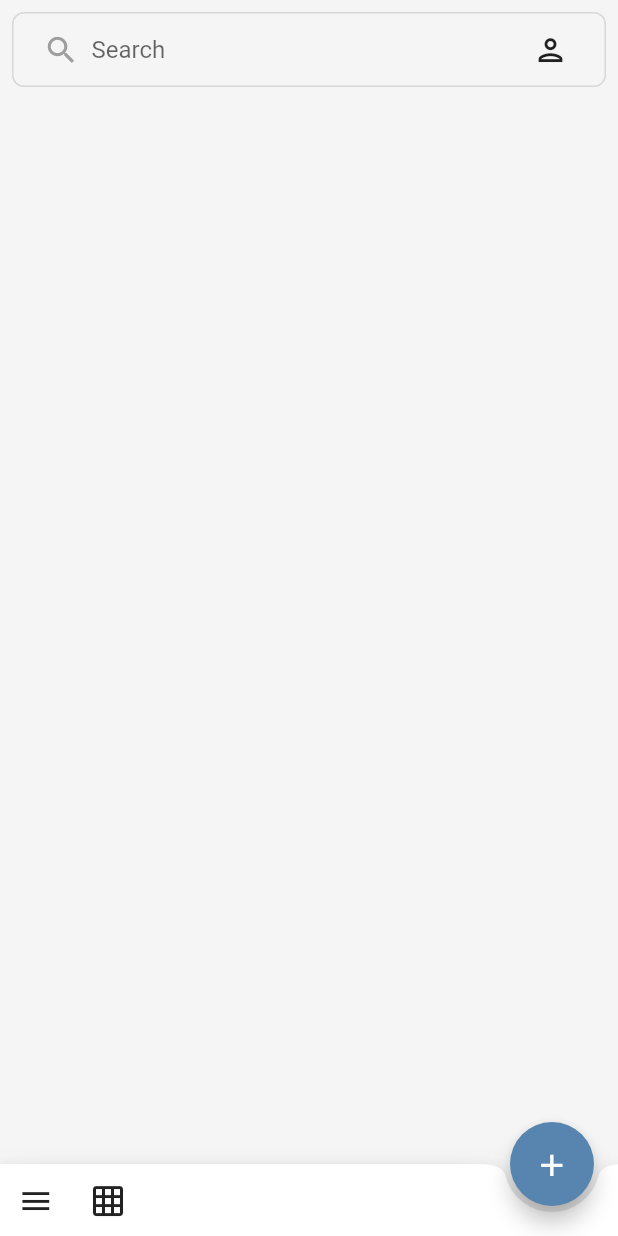
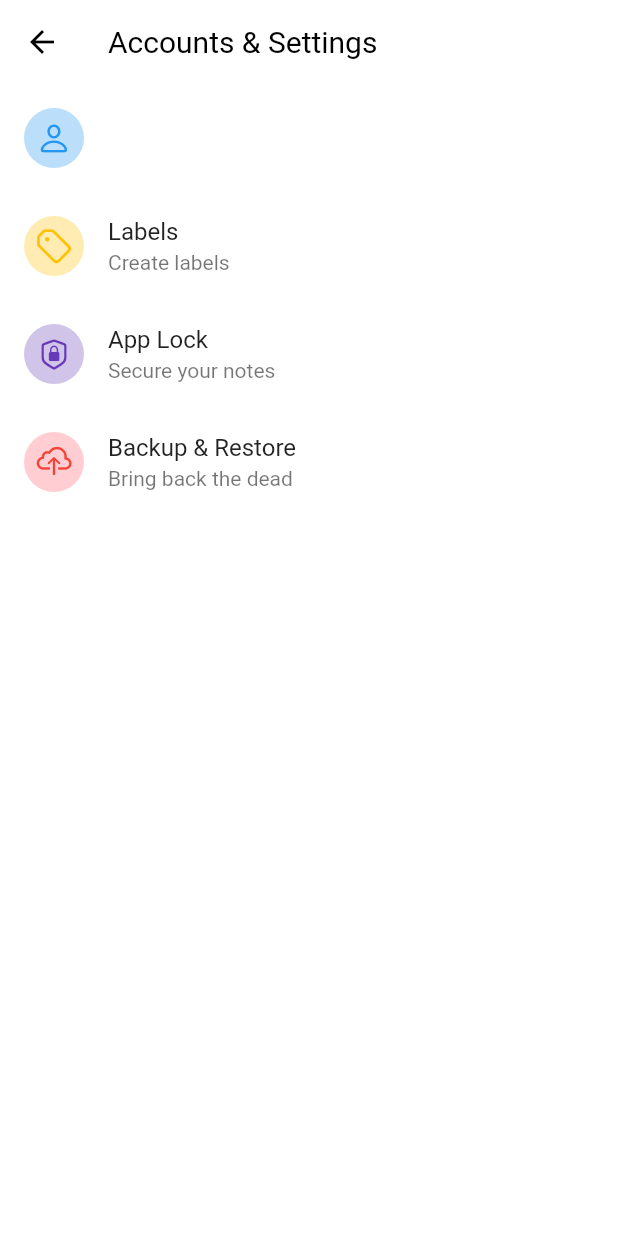
Before and after one commit to rsoft-in/scrawler, a Flutter app: the screen it shows after launch, after a tap on an icon or button, on a phone screen of 412 x 824 dp. Run offline on Flutter 3.47's test engine with Material 2 defaults, Android fonts, the phone set to English and light mode, and no system bars; our stand-ins replace shared_preferences, sqflite; missing offline and left inert: nextcloud; accounts and stored records are empty.

Commit message:
Cloud Backup and Restore & + more changes
- New Settings
- Nextcloud integration
- Now Labels are separate :smile:
- Backup & Restore has their own page

To-Do :
- Fix: Restart the app to see restored data
- Show error messages for login
- App lock

```diff
--- a/lib/pages/home_page.dart
+++ b/lib/pages/home_page.dart
@@ -44,6 +44,7 @@ class _HomePageState extends State<HomePage> {
   getPref() async {
     sharedPreferences = await SharedPreferences.getInstance();
     setState(() {
+      isAppLogged = sharedPreferences.getBool("is_logged");
       isTileView = sharedPreferences.getBool("is_tile");
       if (isTileView == null) {
         isTileView = false;
--- /dev/null
+++ b/lib/pages/settings_page.dart
@@ -0,0 +1,108 @@
+import 'package:bnotes/pages/backup_restore_page.dart';
+import 'package:bnotes/pages/login_page.dart';
+import 'package:flutter/cupertino.dart';
+import 'package:flutter/material.dart';
+import 'package:shared_preferences/shared_preferences.dart';
+
+import 'labels_page.dart';
+
+class SettingsPage extends StatefulWidget {
+  @override
+  _SettingsPageState createState() => _SettingsPageState();
+}
+
+class _SettingsPageState extends State<SettingsPage> {
+  SharedPreferences sharedPreferences;
+  bool isLogged = false;
+
+  getPref() async {
+    sharedPreferences = await SharedPreferences.getInstance();
+    setState(() {
+      isLogged = sharedPreferences.getBool('is_logged') ?? false;
+    });
+  }
+
+  @override
+  void initState() {
+    // TODO: implement initState
+    super.initState();
+    getPref();
+  }
+
+  @override
+  Widget build(BuildContext context) {
+    return Scaffold(
+      appBar: AppBar(
+        title: Text('Accounts & Settings'),
+      ),
+      body: ListView(
+        children: [
+          (isLogged
+              ? ListTile(
+                  leading: CircleAvatar(
+                    backgroundColor: Colors.blue[100],
+                    foregroundColor: Colors.blue,
+                    child: Icon(CupertinoIcons.person),
+                  ),
+                  title:
+                      Text(sharedPreferences.getString('nc_userdisplayname')),
+                  subtitle: Text(sharedPreferences.getString('nc_useremail')),
+                  onTap: () {},
+                )
+              : ListTile(
+                  leading: CircleAvatar(
+                    backgroundColor: Colors.blue[100],
+                    foregroundColor: Colors.blue,
+                    child: Icon(CupertinoIcons.person),
+                  ),
+                  title: Text('Nextcloud Login'),
+                  subtitle: Text('Sync Notes to cloud'),
+                  onTap: () async {
+                    final result = await Navigator.of(context).push(
+                        MaterialPageRoute(builder: (context) => LoginPage()));
+                    if (result == true)
+                      setState(() {
+                        isLogged = true;
+                      });
+                  },
+                )),
+          ListTile(
+            leading: CircleAvatar(
+              backgroundColor: Colors.amber[100],
+              foregroundColor: Colors.amber,
+              child: Icon(CupertinoIcons.tag),
+            ),
+            title: Text('Labels'),
+            subtitle: Text('Create labels'),
+            onTap: () => Navigator.of(context).push(MaterialPageRoute(
+                builder: (context) => LabelsPage(
+                      noteid: '',
+                      notelabel: '',
+                    ))),
+          ),
+          ListTile(
+            leading: CircleAvatar(
+              backgroundColor: Colors.deepPurple[100],
+              foregroundColor: Colors.deepPurple,
+              child: Icon(CupertinoIcons.lock_shield),
+            ),
+            title: Text('App Lock'),
+            subtitle: Text('Secure your notes'),
+            onTap: () {},
+          ),
+          ListTile(
+            leading: CircleAvatar(
+              backgroundColor: Colors.red[100],
+              foregroundColor: Colors.red,
+              child: Icon(CupertinoIcons.cloud_upload),
+            ),
+            title: Text('Backup & Restore'),
+            subtitle: Text('Bring back the dead'),
+            onTap: () => Navigator.of(context).push(
+                MaterialPageRoute(builder: (context) => BackupRestorePage())),
+          ),
+        ],
+      ),
+    );
+  }
+}
--- a/lib/theme.dart
+++ b/lib/theme.dart
@@ -8,14 +8,15 @@ ThemeData theme() {
     primaryColor: kPrimaryColor,
     accentColor: kAccentColor,
     appBarTheme: AppBarTheme(
-      color: Colors.grey[100],
+      color: Colors.white,
       elevation: 0,
       iconTheme: IconThemeData(color: Colors.black),
       textTheme:
           TextTheme(headline6: TextStyle(fontSize: 20.0, color: Colors.black)),
     ),
     visualDensity: VisualDensity.adaptivePlatformDensity,
-    scaffoldBackgroundColor: Colors.grey[100],
+    scaffoldBackgroundColor: Colors.white,
+    dividerColor: Colors.black,
   );
 }
 
@@ -30,6 +31,7 @@ ThemeData themeDark() {
       textTheme:
           TextTheme(headline6: TextStyle(fontSize: 20.0, color: Colors.white)),
     ),
+    dividerColor: Colors.white,
     visualDensity: VisualDensity.adaptivePlatformDensity,
   );
 }
--- a/lib/widgets/search_textfield.dart
+++ b/lib/widgets/search_textfield.dart
@@ -1,4 +1,5 @@
 import 'package:bnotes/helpers/my_flutter_app_icons.dart';
+import 'package:bnotes/pages/settings_page.dart';
 import 'package:flutter/material.dart';
 
 class SearchTexfield extends StatefulWidget {
@@ -11,6 +12,7 @@ class SearchTexfield extends StatefulWidget {
   final TextEditingController searchController;
   final Function onSearch;
   final Function onClearSearch;
+
   @override
   State<StatefulWidget> createState() {
     return _SearchTextfieldState();
@@ -19,6 +21,7 @@ class SearchTexfield extends StatefulWidget {
 
 class _SearchTextfieldState extends State<SearchTexfield> {
   bool _showClearButton = false;
+
   @override
   void initState() {
     super.initState();
@@ -64,7 +67,8 @@ class _SearchTextfieldState extends State<SearchTexfield> {
                 )),
           ),
           InkWell(
-            onTap: () {},
+            onTap: () => Navigator.of(context)
+                .push(MaterialPageRoute(builder: (context) => SettingsPage())),
             child: Padding(
               padding: const EdgeInsets.all(4.0),
               child: Icon(MyFlutterApp.person),
--- a/pubspec.yaml
+++ b/pubspec.yaml
@@ -19,6 +19,7 @@ dependencies:
   sqflite: ^2.0.0+3
   uuid: ^3.0.4
   path_provider: ^2.0.1
+  nextcloud: ^3.0.0
 
 flutter_icons:
   android: "launcher_icon"
```
Also changed, not shown: lib/pages/backup_restore_page.dart (added, +223 -0 lines), lib/pages/labels_page.dart (+9 -5 lines), lib/pages/login_page.dart (added, +173 -0 lines).
